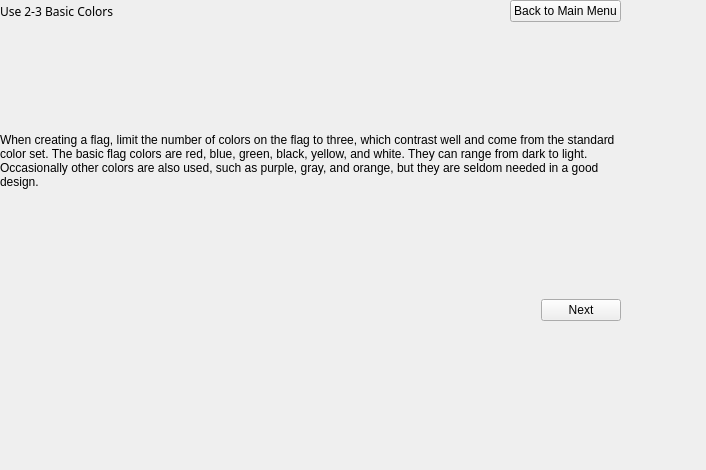
This is usebasiccolorslesson.ui in zxjorge/EDApp as Qt 5 draws it before an edit. The edited form follows.
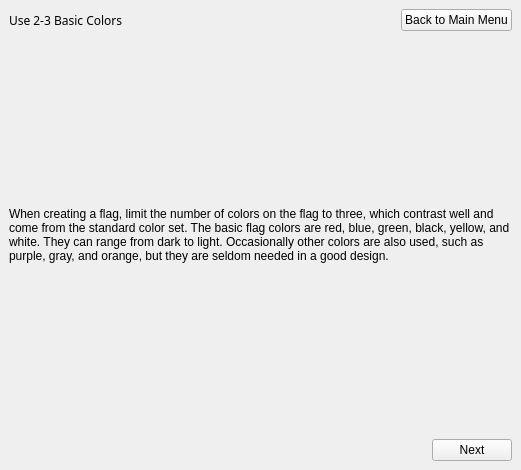
This is the edited form.

What changed in the file:
```diff
--- a/usebasiccolorslesson.ui
+++ b/usebasiccolorslesson.ui
@@ -6,7 +6,7 @@
    <rect>
     <x>0</x>
     <y>0</y>
-    <width>706</width>
+    <width>521</width>
     <height>470</height>
    </rect>
   </property>
@@ -14,18 +14,11 @@
    <string>StackedWidget</string>
   </property>
   <widget class="QWidget" name="page">
-   <widget class="QWidget" name="layoutWidget_2">
-    <property name="geometry">
-     <rect>
-      <x>0</x>
-      <y>0</y>
-      <width>621</width>
-      <height>321</height>
-     </rect>
-    </property>
     <layout class="QVBoxLayout" name="verticalLayout_2">
      <item>
-      <layout class="QHBoxLayout" name="horizontalLayout_2">
+     <layout class="QVBoxLayout" name="verticalLayout">
+      <item>
+       <layout class="QHBoxLayout" name="horizontalLayout">
        <item>
         <widget class="QLabel" name="label_7">
          <property name="font">
@@ -95,7 +88,8 @@
       </layout>
      </item>
     </layout>
-   </widget>
+    </item>
+   </layout>
   </widget>
   <widget class="QWidget" name="page_2">
    <widget class="QWidget" name="layoutWidget_3">
```
Left out of the diff: 14 changed lines with no effect on the pictures. Lines whose indentation alone changed are shown as unchanged.
